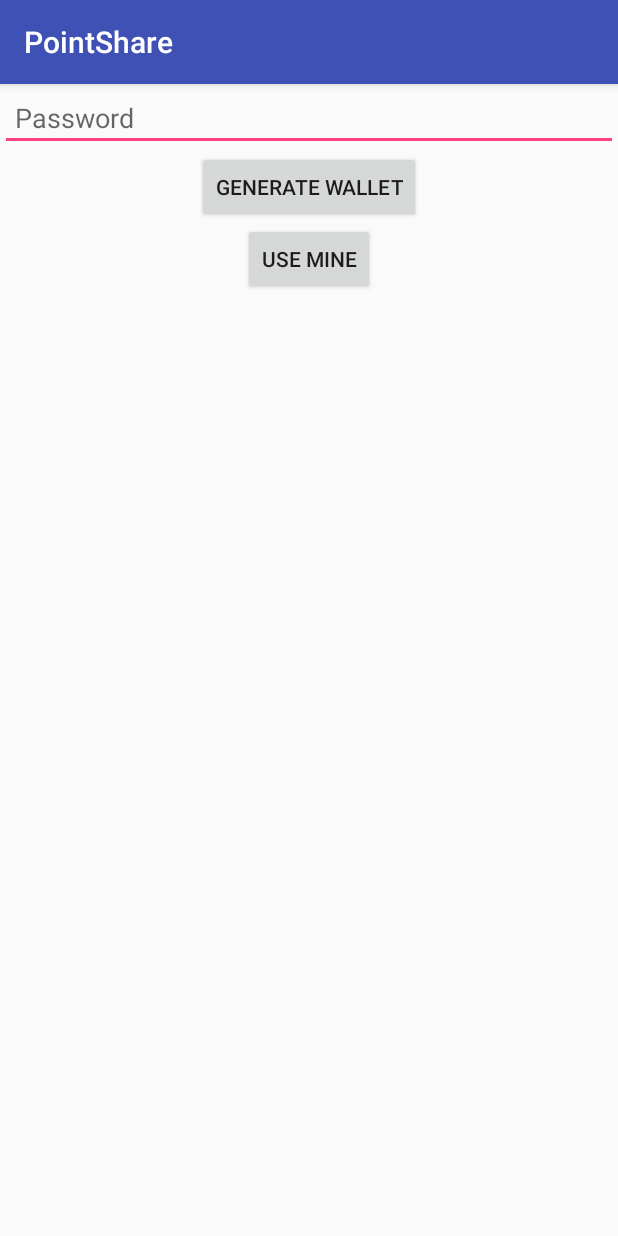
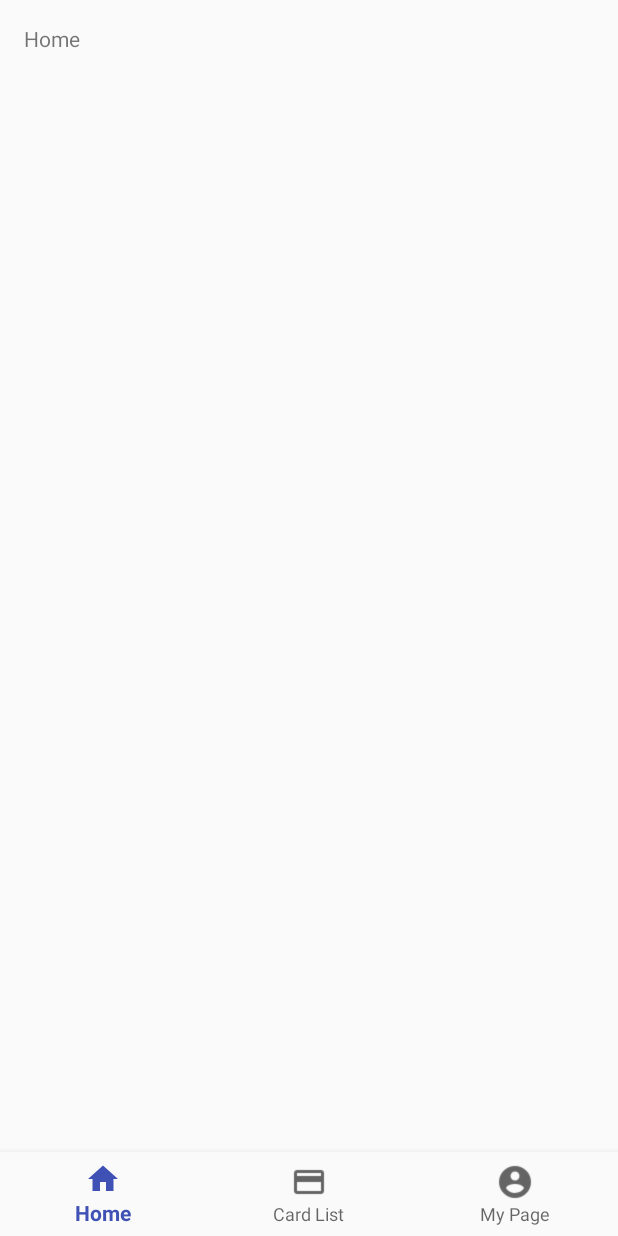
Before and after one commit to minsub0922/PointShare, an Android app: the screen it shows after launch (GenerationActivity before the commit, MainActivity after it), on a phone screen of 412 x 824 dp. Run offline under Robolectric (Android 15) with nearby library versions, the phone set to English and light mode, and no system bars.

Commit message:
Set Bottom Action Bar (on MainActivity)

```diff
--- a/app/build.gradle
+++ b/app/build.gradle
@@ -29,7 +29,7 @@ android {
 
 dependencies {
     implementation fileTree(dir: 'libs', include: ['*.jar'])
-    implementation ('org.web3j:core:3.3.1-android')
+    implementation('org.web3j:core:3.3.1-android')
     implementation 'com.android.support:appcompat-v7:27.1.1'
     implementation 'com.android.support:design:27.1.1'
     implementation 'com.android.support.constraint:constraint-layout:1.1.0'
--- /dev/null
+++ b/app/src/main/java/com/kau/minseop/pointshare/MainActivity.java
@@ -0,0 +1,44 @@
+package com.kau.minseop.pointshare;
+
+import android.os.Bundle;
+import android.support.annotation.NonNull;
+import android.support.design.widget.BottomNavigationView;
+import android.support.v7.app.AppCompatActivity;
+import android.view.MenuItem;
+import android.widget.TextView;
+
+public class MainActivity extends AppCompatActivity {
+
+    private TextView mTextMessage;
+
+    private BottomNavigationView.OnNavigationItemSelectedListener mOnNavigationItemSelectedListener
+            = new BottomNavigationView.OnNavigationItemSelectedListener() {
+
+        @Override
+        public boolean onNavigationItemSelected(@NonNull MenuItem item) {
+            switch (item.getItemId()) {
+                case R.id.nav_home:
+                    mTextMessage.setText(R.string.title_home);
+                    return true;
+                case R.id.nav_cardlist:
+                    mTextMessage.setText(R.string.title_cardlist);
+                    return true;
+                case R.id.nav_mypage:
+                    mTextMessage.setText(R.string.title_mypage);
+                    return true;
+            }
+            return false;
+        }
+    };
+
+    @Override
+    protected void onCreate(Bundle savedInstanceState) {
+        super.onCreate(savedInstanceState);
+        setContentView(R.layout.activity_main);
+
+        mTextMessage = (TextView) findViewById(R.id.message);
+        BottomNavigationView navigation = (BottomNavigationView) findViewById(R.id.navigation);
+        navigation.setOnNavigationItemSelectedListener(mOnNavigationItemSelectedListener);
+    }
+
+}
--- a/app/src/main/java/com/kau/minseop/pointshare/generation/GenerationActivity.java
+++ b/app/src/main/java/com/kau/minseop/pointshare/generation/GenerationActivity.java
@@ -100,9 +100,6 @@ public class GenerationActivity extends AppCompatActivity implements GenerationC
             WalletModel walletModel = getObject();
             if (walletModel!=null) {
                 Intent intent = new Intent(GenerationActivity.this, WalletActivity.class);
-              /*  intent.putExtra("WalletAddress", "alstjq5");
-                intent.putExtra("password", "0x07bbd6511fd36677bda7452ebf243acdd63f880f");
-                intent.putExtra("detailPath", "UTC--2018-06-07T05-18-20.196--07bbd6511fd36677bda7452ebf243acdd63f880f.json");*/
                 intent.putExtra("WalletAddress", walletModel.getWalletAddress());
                 intent.putExtra("password", walletModel.getPassword());
                 intent.putExtra("detailPath", walletModel.getDetailPath());
--- /dev/null
+++ b/app/src/main/res/layout/activity_main.xml
@@ -0,0 +1,33 @@
+<?xml version="1.0" encoding="utf-8"?>
+<android.support.constraint.ConstraintLayout xmlns:android="http://schemas.android.com/apk/res/android"
+    xmlns:app="http://schemas.android.com/apk/res-auto"
+    xmlns:tools="http://schemas.android.com/tools"
+    android:id="@+id/container"
+    android:layout_width="match_parent"
+    android:layout_height="match_parent"
+    tools:context="com.kau.minseop.pointshare.MainActivity">
+
+    <TextView
+        android:id="@+id/message"
+        android:layout_width="wrap_content"
+        android:layout_height="wrap_content"
+        android:layout_marginLeft="@dimen/activity_horizontal_margin"
+        android:layout_marginStart="@dimen/activity_horizontal_margin"
+        android:layout_marginTop="@dimen/activity_vertical_margin"
+        android:text="@string/title_home"
+        app:layout_constraintLeft_toLeftOf="parent"
+        app:layout_constraintTop_toTopOf="parent" />
+
+    <android.support.design.widget.BottomNavigationView
+        android:id="@+id/navigation"
+        android:layout_width="0dp"
+        android:layout_height="wrap_content"
+        android:layout_marginEnd="0dp"
+        android:layout_marginStart="0dp"
+        android:background="?android:attr/windowBackground"
+        app:layout_constraintBottom_toBottomOf="parent"
+        app:layout_constraintLeft_toLeftOf="parent"
+        app:layout_constraintRight_toRightOf="parent"
+        app:menu="@menu/navigation" />
+
+</android.support.constraint.ConstraintLayout>
--- a/app/src/main/res/menu/navigation.xml
+++ b/app/src/main/res/menu/navigation.xml
@@ -2,18 +2,17 @@
 <menu xmlns:android="http://schemas.android.com/apk/res/android">
 
     <item
-        android:id="@+id/navigation_home"
+        android:id="@+id/nav_home"
         android:icon="@drawable/ic_home_black_24dp"
         android:title="@string/title_home" />
 
     <item
-        android:id="@+id/navigation_dashboard"
-        android:icon="@drawable/ic_dashboard_black_24dp"
-        android:title="@string/title_dashboard" />
+        android:id="@+id/nav_cardlist"
+        android:icon="@drawable/baseline_payment_black_18dp"
+        android:title="@string/title_cardlist" />
 
     <item
-        android:id="@+id/navigation_notifications"
-        android:icon="@drawable/ic_notifications_black_24dp"
-        android:title="@string/title_notifications" />
-
+        android:id="@+id/nav_mypage"
+        android:icon="@drawable/baseline_account_circle_black_18dp"
+        android:title="@string/title_mypage" />
 </menu>
--- a/app/src/main/res/values/strings.xml
+++ b/app/src/main/res/values/strings.xml
@@ -2,9 +2,12 @@
     <string name="app_name">PointShare</string>
     <string name="title_home">Home</string>
     <string name="title_dashboard">Dashboard</string>
+    <string name="title_cardlist">Card List</string>
+    <string name="title_mypage">My Page</string>
     <string name="title_notifications">Notifications</string>
     <string name="textview_generate_wallet">Generate wallet</string>
     <string name="textview_password">Password</string>
     <string name="textview_etherbase">Etherbase</string>
     <string name="textview_account_address">Account address</string>
+    <string name="title_activity_main">MainActivity</string>
 </resources>
--- a/app/src/main/res/values/styles.xml
+++ b/app/src/main/res/values/styles.xml
@@ -6,6 +6,7 @@
         <item name="colorPrimary">@color/colorPrimary</item>
         <item name="colorPrimaryDark">@color/colorPrimaryDark</item>
         <item name="colorAccent">@color/colorAccent</item>
+        <item name="windowNoTitle">true</item>
     </style>
 
 </resources>
```
Also changed, not shown: app/src/main/AndroidManifest.xml (+11 -5 lines), app/src/main/java/com/kau/minseop/pointshare/qrcode/QRcodeActivity.java (added, +17 -0 lines), app/src/main/res/drawable/baseline_account_circle_black_18dp.png (added), app/src/main/res/drawable/baseline_payment_black_18dp.png (added).
